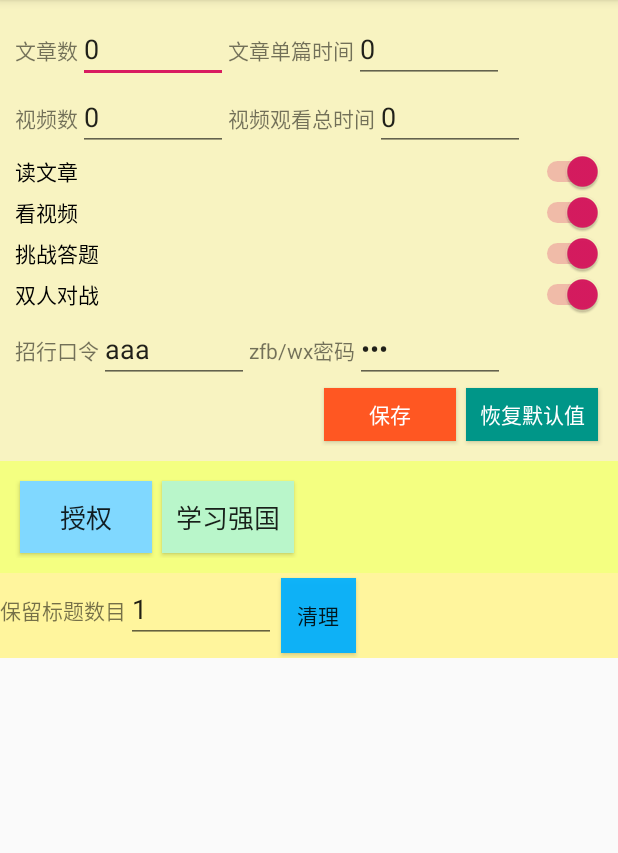
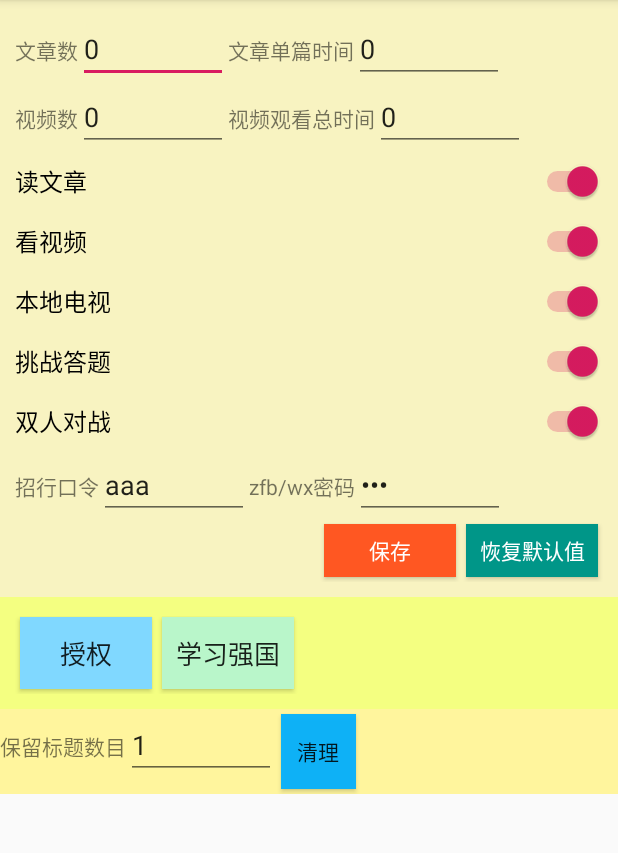
Before and after one commit to AaronGeist/CouponSpeeder, an Android app: the screen it shows after launch (MainActivity), on a phone screen of 412 x 824 dp, the part 84-937 px from its top. Run offline under Robolectric (Android 15) with nearby library versions, the phone set to English and light mode, and no system bars.

Commit message:
Add button for watching TV, and adjust style.

```diff
--- a/app/src/main/java/com/shakazxx/couponspeeder/MainActivity.java
+++ b/app/src/main/java/com/shakazxx/couponspeeder/MainActivity.java
@@ -47,6 +47,7 @@ public class MainActivity extends AppCompatActivity implements View.OnClickListe
 
     private Switch swArticle;
     private Switch swVideo;
+    private Switch swTV;
     private Switch swSingleQuiz;
     private Switch swTwoPersonQuiz;
 
@@ -102,6 +103,7 @@ public class MainActivity extends AppCompatActivity implements View.OnClickListe
 
         swArticle = findViewById(R.id.switchArticle);
         swVideo = findViewById(R.id.switchVideo);
+        swTV = findViewById(R.id.switchTV);
         swSingleQuiz = findViewById(R.id.switchSingleQuiz);
         swTwoPersonQuiz = findViewById(R.id.switchTwoPersonQuiz);
 
@@ -122,6 +124,7 @@ public class MainActivity extends AppCompatActivity implements View.OnClickListe
                 tvVideoTime.setText("0");
                 swArticle.setChecked(true);
                 swVideo.setChecked(true);
+                swTV.setChecked(true);
                 swSingleQuiz.setChecked(true);
                 swTwoPersonQuiz.setChecked(true);
 
@@ -136,6 +139,7 @@ public class MainActivity extends AppCompatActivity implements View.OnClickListe
                 tvVideoTime.setText(jsonObject.getString("video_time"));
                 swArticle.setChecked(jsonObject.getBoolean("enable_article"));
                 swVideo.setChecked(jsonObject.getBoolean("enable_video"));
+                swTV.setChecked(jsonObject.getBoolean("enable_tv"));
                 swSingleQuiz.setChecked(jsonObject.getBoolean("enable_single_quiz"));
                 swTwoPersonQuiz.setChecked(jsonObject.getBoolean("enable_two_person_quiz"));
 
@@ -156,6 +160,7 @@ public class MainActivity extends AppCompatActivity implements View.OnClickListe
         intent.putExtra("video_time", Integer.valueOf(tvVideoTime.getText().toString()));
         intent.putExtra("enable_article", swArticle.isChecked());
         intent.putExtra("enable_video", swVideo.isChecked());
+        intent.putExtra("enable_tv", swTV.isChecked());
         intent.putExtra("enable_single_quiz", swSingleQuiz.isChecked());
         intent.putExtra("enable_two_person_quiz", swTwoPersonQuiz.isChecked());
         intent.putExtra("alipay_cmb_token", tvAlipayCmbToken.getText().toString());
@@ -183,6 +188,7 @@ public class MainActivity extends AppCompatActivity implements View.OnClickListe
                     jsonObject.put("video_time", Integer.valueOf(tvVideoTime.getText().toString()));
                     jsonObject.put("enable_article", swArticle.isChecked());
                     jsonObject.put("enable_video", swVideo.isChecked());
+                    jsonObject.put("enable_tv", swTV.isChecked());
                     jsonObject.put("enable_single_quiz", swSingleQuiz.isChecked());
                     jsonObject.put("enable_two_person_quiz", swTwoPersonQuiz.isChecked());
                     jsonObject.put("alipay_cmb_token", tvAlipayCmbToken.getText().toString());
@@ -204,6 +210,7 @@ public class MainActivity extends AppCompatActivity implements View.OnClickListe
                 tvVideoTime.setText(String.valueOf(VideoReader.DEFAULT_OVERALL_TIME));
                 swArticle.setChecked(true);
                 swVideo.setChecked(true);
+                swTV.setChecked(true);
                 swSingleQuiz.setChecked(true);
                 swTwoPersonQuiz.setChecked(true);
                 break;
--- a/app/src/main/java/com/shakazxx/couponspeeder/core/party/LocalChannel.java
+++ b/app/src/main/java/com/shakazxx/couponspeeder/core/party/LocalChannel.java
@@ -10,6 +10,11 @@ public class LocalChannel extends BaseLearner {
 
     public LocalChannel(AccessibilityService service, Bundle bundle) {
         super(service, bundle);
+
+        if (bundle == null) {
+            bundle = new Bundle();
+        }
+        enable = bundle.getBoolean("enable_tv", true);
     }
 
     @Override
--- a/app/src/main/res/layout/activity_main.xml
+++ b/app/src/main/res/layout/activity_main.xml
@@ -104,29 +104,41 @@
             <Switch
                 android:id="@+id/switchArticle"
                 android:layout_width="match_parent"
-                android:layout_height="11dp"
+                android:layout_height="40dp"
                 android:text="读文章"
+                android:textSize="16sp"
                 tools:checked="true" />
 
             <Switch
                 android:id="@+id/switchVideo"
                 android:layout_width="match_parent"
-                android:layout_height="wrap_content"
+                android:layout_height="40dp"
                 android:checked="true"
+                android:textSize="16sp"
                 android:text="看视频" />
+
+            <Switch
+                android:id="@+id/switchTV"
+                android:layout_width="match_parent"
+                android:layout_height="40dp"
+                android:checked="true"
+                android:textSize="16sp"
+                android:text="本地电视" />
 
             <Switch
                 android:id="@+id/switchSingleQuiz"
                 android:layout_width="match_parent"
-                android:layout_height="wrap_content"
+                android:layout_height="40dp"
                 android:checked="true"
+                android:textSize="16sp"
                 android:text="挑战答题" />
 
             <Switch
                 android:id="@+id/switchTwoPersonQuiz"
                 android:layout_width="match_parent"
-                android:layout_height="wrap_content"
+                android:layout_height="40dp"
                 android:checked="true"
+                android:textSize="16sp"
                 android:text="双人对战" />
 
             <LinearLayout
```
